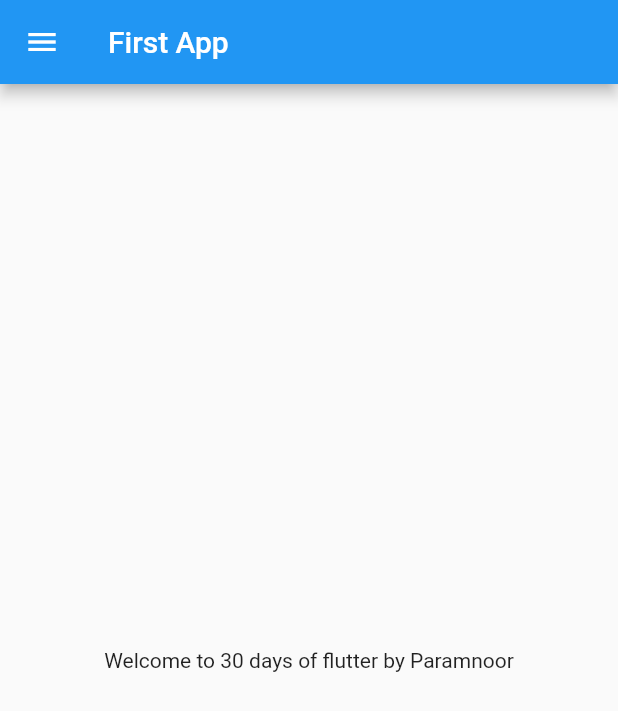
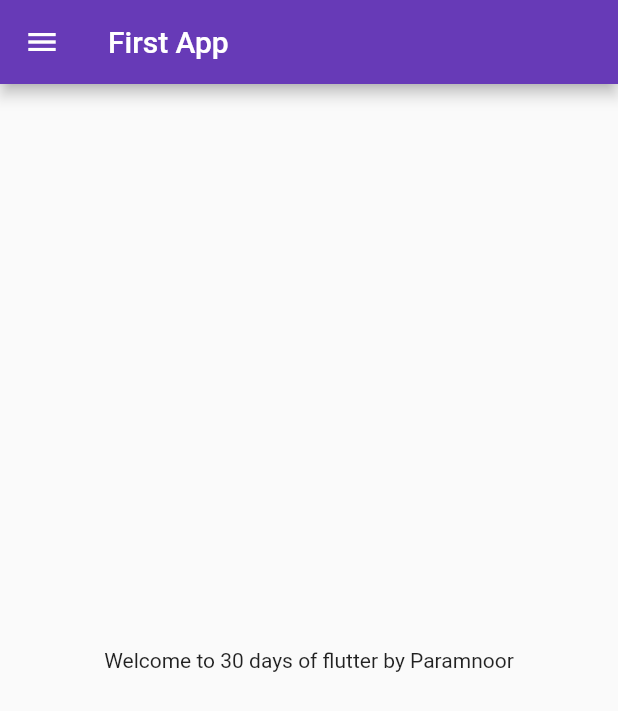
Before and after one commit to dhimanparamnoor/flutterproject, a Flutter app: the screen it shows after launch, on a phone screen of 412 x 824 dp. Shown: the top 711 px of the screen. Run offline on Flutter 3.47's test engine with Material 2 defaults, Android fonts, the phone set to English and light mode, and no system bars.

Commit message:
day 3 completed

```diff
--- a/lib/main.dart
+++ b/lib/main.dart
@@ -1,5 +1,6 @@
 import 'package:flutter/material.dart';
-import 'package:flutter_application_1/home_page.dart';
+import 'package:flutter_application_1/pages/home_page.dart';
+import 'package:flutter_application_1/pages/login_page.dart';
 
 void main() {
   runApp(MyApp());
@@ -8,13 +9,16 @@ void main() {
 class MyApp extends StatelessWidget {
   @override
   Widget build(BuildContext context) {
-    double pi = 3.14;
-    bool isMale = true;
-    num temp = 30.5;
-    var day = "Tuesday";
-
     return MaterialApp(
-      home: HomePage(),
+      themeMode: ThemeMode.light,
+      theme: ThemeData(primarySwatch: Colors.deepPurple),
+      darkTheme: ThemeData(brightness: Brightness.dark),
+      initialRoute: "/home",
+      routes: {
+        "/": (context) => Loginpage(),
+        "/home": (context) => HomePage(),
+        "/login": (context) => Loginpage(),
+      },
     );
   }
 }
```
Also changed, not shown: lib/pages/login_page.dart (added, +19 -0 lines), lib/pages/home_page.dart (renamed from lib/home_page.dart).
